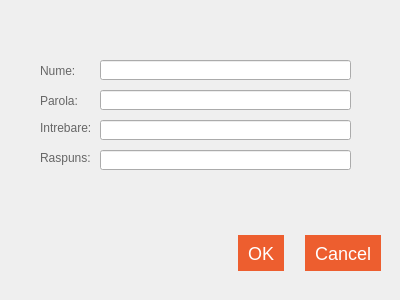
Old version of the form secdialog.ui in the repository dhaalekz/Spanzuratoarea.
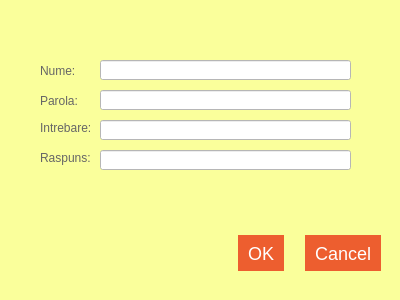
New version of the form.

The edit to the form file:
```diff
--- a/secdialog.ui
+++ b/secdialog.ui
@@ -25,6 +25,9 @@
   <property name="windowTitle">
    <string>Dialog</string>
   </property>
+  <property name="styleSheet">
+   <string notr="true">background:rgb(250, 255, 155);</string>
+  </property>
   <widget class="QDialogButtonBox" name="buttonBox">
    <property name="geometry">
     <rect>
@@ -121,6 +124,9 @@
      <height>20</height>
     </rect>
    </property>
+   <property name="styleSheet">
+    <string notr="true">background:rgb(255, 255, 255);</string>
+   </property>
   </widget>
   <widget class="QLineEdit" name="lineEdit_2">
    <property name="geometry">
@@ -131,6 +137,9 @@
      <height>20</height>
     </rect>
    </property>
+   <property name="styleSheet">
+    <string notr="true">background:rgb(255, 255, 255);</string>
+   </property>
    <property name="echoMode">
     <enum>QLineEdit::Password</enum>
    </property>
@@ -144,6 +153,9 @@
      <height>20</height>
     </rect>
    </property>
+   <property name="styleSheet">
+    <string notr="true">background:rgb(255, 255, 255);</string>
+   </property>
   </widget>
   <widget class="QLineEdit" name="lineEdit_4">
    <property name="geometry">
@@ -154,6 +166,9 @@
      <height>20</height>
     </rect>
    </property>
+   <property name="styleSheet">
+    <string notr="true">background:rgb(255, 255, 255);</string>
+   </property>
   </widget>
   <widget class="QLabel" name="label_3">
    <property name="geometry">
```
